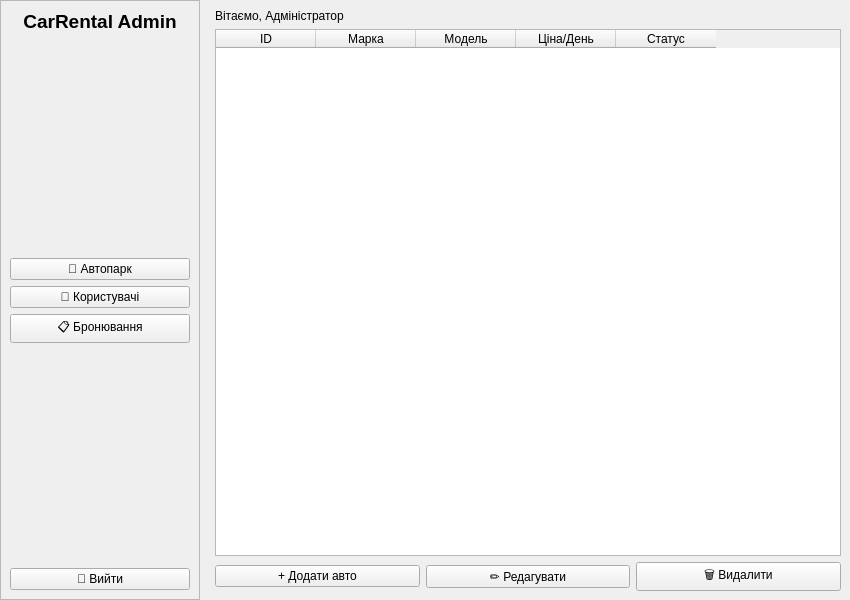
This is adminwindow.ui in lopez1k/kursova as Qt 5 draws it before an edit. The edited form follows.
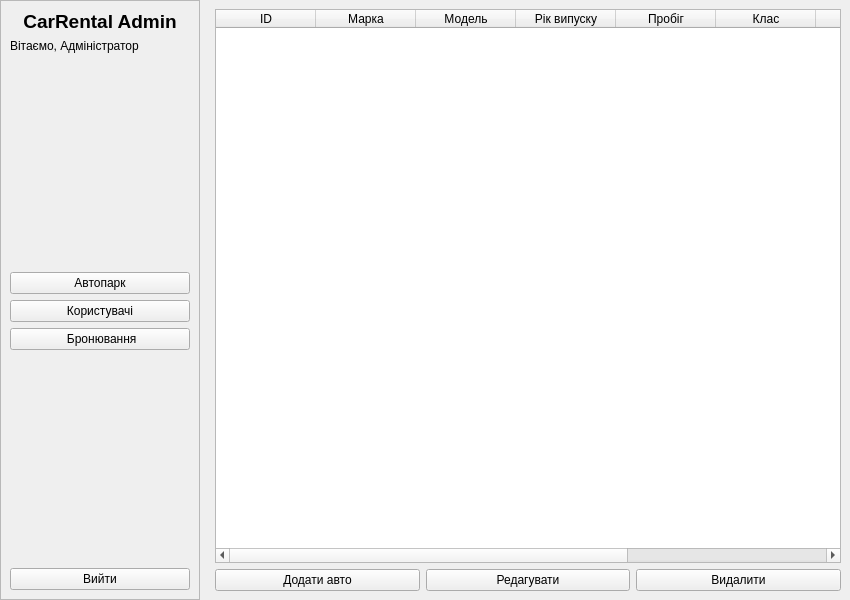
This is the edited form.

Diff of the .ui file:
```diff
--- a/adminwindow.ui
+++ b/adminwindow.ui
@@ -51,6 +51,13 @@
         </property>
        </widget>
       </item>
+      <item>
+       <widget class="QLabel" name="welcomeLabel">
+        <property name="text">
+         <string>Вітаємо, Адміністратор</string>
+        </property>
+       </widget>
+      </item>
       <item>
        <spacer name="topSpacer">
         <property name="orientation">
@@ -67,21 +74,21 @@
       <item>
        <widget class="QPushButton" name="btnCars">
         <property name="text">
-         <string>🚗 Автопарк</string>
+         <string>Автопарк</string>
         </property>
        </widget>
       </item>
       <item>
        <widget class="QPushButton" name="btnUsers">
         <property name="text">
-         <string>👥 Користувачі</string>
+         <string>Користувачі</string>
         </property>
        </widget>
       </item>
       <item>
        <widget class="QPushButton" name="btnRentals">
         <property name="text">
-         <string>📋 Бронювання</string>
+         <string> Бронювання</string>
         </property>
        </widget>
       </item>
@@ -101,7 +108,7 @@
       <item>
        <widget class="QPushButton" name="btnLogout">
         <property name="text">
-         <string>🚪 Вийти</string>
+         <string>Вийти</string>
         </property>
        </widget>
       </item>
@@ -117,13 +124,6 @@
       <widget class="QStackedWidget" name="stackedWidget">
        <widget class="QWidget" name="carsPage">
         <layout class="QVBoxLayout" name="carsLayout">
-         <item>
-          <widget class="QLabel" name="welcomeLabel">
-           <property name="text">
-            <string>Вітаємо, Адміністратор</string>
-           </property>
-          </widget>
-         </item>
          <item>
           <widget class="QTableWidget" name="carsTable">
            <column>
@@ -141,6 +141,26 @@
              <string>Модель</string>
             </property>
            </column>
+           <column>
+            <property name="text">
+             <string>Рік випуску</string>
+            </property>
+           </column>
+           <column>
+            <property name="text">
+             <string>Пробіг</string>
+            </property>
+           </column>
+           <column>
+            <property name="text">
+             <string>Клас</string>
+            </property>
+           </column>
+           <column>
+            <property name="text">
+             <string>Місць</string>
+            </property>
+           </column>
            <column>
             <property name="text">
              <string>Ціна/День</string>
@@ -158,21 +178,21 @@
            <item>
             <widget class="QPushButton" name="btnAddCar">
              <property name="text">
-              <string>+ Додати авто</string>
+              <string>Додати авто</string>
              </property>
             </widget>
            </item>
            <item>
             <widget class="QPushButton" name="btnEditCar">
              <property name="text">
-              <string>✏️ Редагувати</string>
+              <string>Редагувати</string>
              </property>
             </widget>
            </item>
            <item>
             <widget class="QPushButton" name="btnDeleteCar">
              <property name="text">
-              <string>🗑 Видалити</string>
+              <string>Видалити</string>
              </property>
             </widget>
            </item>
```
Left out of the diff: 3 changed lines with no effect on the pictures.
